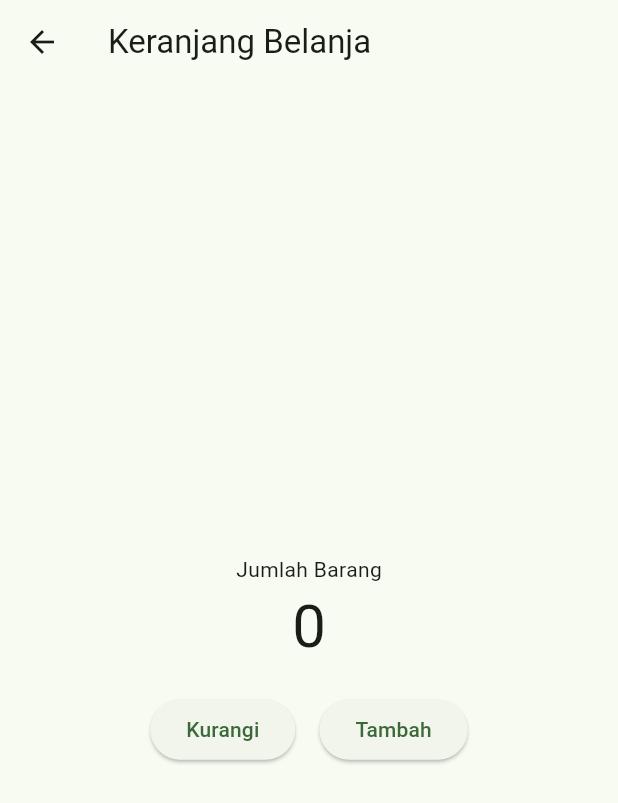
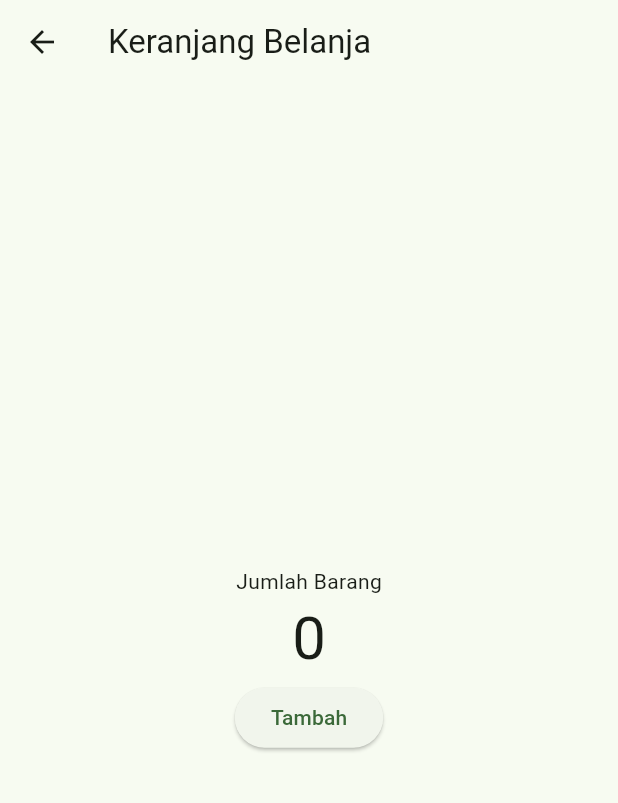
Before and after one commit to indriaolivia/ass1_ecomart_707012400076, a Flutter app: the KeranjangPage screen opened directly, on a phone screen of 412 x 824 dp. Shown: the top 803 px of the screen. Run offline on Flutter 3.47's test engine with Material 3 defaults, Android fonts, the phone set to English and light mode, and no system bars; our stand-ins replace flutter_bloc, google_maps_flutter.

Commit message:
update ecomart

```diff
--- a/lib/cubit/belanja_cubit.dart
+++ b/lib/cubit/belanja_cubit.dart
@@ -6,10 +6,4 @@ class BelanjaCubit extends Cubit<int> {
   void tambahBarang() {
     emit(state + 1);
   }
-
-  void kurangiBarang() {
-    if (state > 0) {
-      emit(state - 1);
-    }
   }
-}
--- a/lib/pages/keranjang_page.dart
+++ b/lib/pages/keranjang_page.dart
@@ -23,16 +23,6 @@ class KeranjangPage extends StatelessWidget {
                 );
               },
             ),
-            const SizedBox(height: 16),
-            Row(
-              mainAxisAlignment: MainAxisAlignment.center,
-              children: [
-                ElevatedButton(
-                  onPressed: () {
-                    context.read<BelanjaCubit>().kurangiBarang();
-                  },
-                  child: const Text('Kurangi'),
-                ),
                 const SizedBox(width: 16),
                 ElevatedButton(
                   onPressed: () {
@@ -42,8 +32,6 @@ class KeranjangPage extends StatelessWidget {
                 ),
               ],
             ),
-          ],
-        ),
       ),
     );
   }
```
